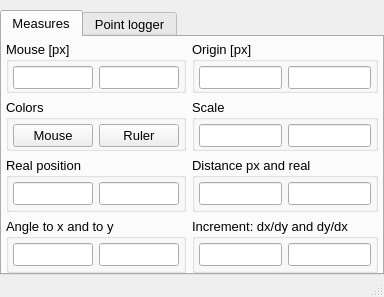
NeutrinoToolkit/Neutrino, file UIs/nMouseInfo.ui: the form before one commit.
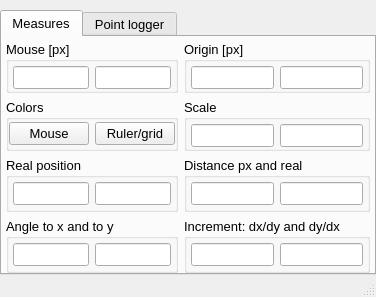
The form after the commit. Icons and pictures are not drawn.

Commit message: added grid 'g' key and property pan 'p' key

Patch:
```diff
--- a/UIs/nMouseInfo.ui
+++ b/UIs/nMouseInfo.ui
@@ -6,8 +6,8 @@
    <rect>
     <x>0</x>
     <y>0</y>
-    <width>335</width>
-    <height>265</height>
+    <width>361</width>
+    <height>267</height>
    </rect>
   </property>
   <property name="windowTitle">
@@ -166,16 +166,7 @@
            <string>Colors</string>
           </property>
           <layout class="QGridLayout" name="gridLayout_11">
-           <property name="leftMargin">
-            <number>4</number>
-           </property>
-           <property name="topMargin">
-            <number>4</number>
-           </property>
-           <property name="rightMargin">
-            <number>4</number>
-           </property>
-           <property name="bottomMargin">
+           <property name="margin">
             <number>0</number>
            </property>
            <item row="0" column="0">
@@ -198,7 +189,7 @@
               </font>
              </property>
              <property name="text">
-              <string>Ruler</string>
+              <string>Ruler/grid</string>
              </property>
             </widget>
            </item>
```
Left out of the diff: 12 changed lines with no effect on the pictures. The commit also changes 13 other files.
